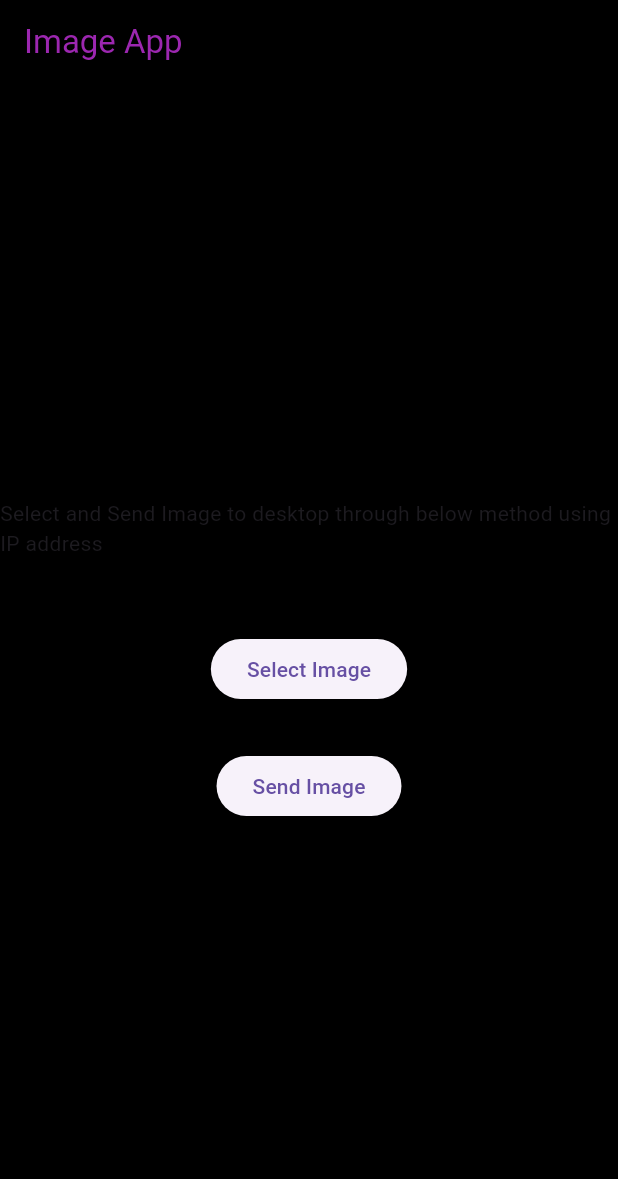
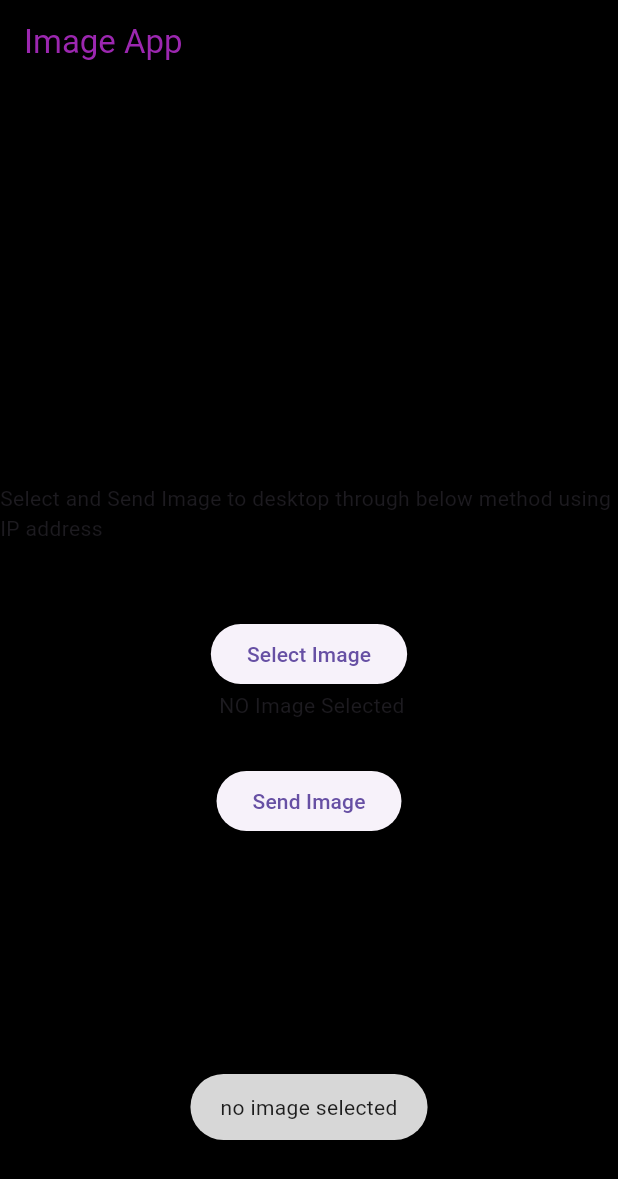
Before and after one commit to pratik07092002/Image-App, a Flutter app: the screen it shows after launch, after a tap on "Select Image", on a phone screen of 412 x 824 dp. Shown: the top 1179 px of the screen. Run offline on Flutter 3.47's test engine with Material 3 defaults, Android fonts, the phone set to English and light mode, and no system bars; our stand-ins replace fluttertoast, image_picker.

Commit message:
Created App

```diff
--- a/myimageapp/lib/homescreen.dart
+++ /dev/null
@@ -1,34 +0,0 @@
-import 'package:flutter/material.dart';
-
-class HomeScreen extends StatefulWidget {
-  const HomeScreen({super.key});
-
-  @override
-  State<HomeScreen> createState() => _HomeScreenState();
-}
-
-class _HomeScreenState extends State<HomeScreen> {
-  @override
-  Widget build(BuildContext context) {
-    return Scaffold(
-      appBar: AppBar(
-        title: Text("Image App" , style: TextStyle(color: Colors.purple),),
-        backgroundColor: Colors.black
-      ),
-      backgroundColor: Colors.black,
-
-      body:  SafeArea(child: Column(
-        mainAxisAlignment: MainAxisAlignment.center,
-        children: [
-          Text("Select and Send Image to desktop through below method using IP address"),
-          SizedBox(height: 50,),
-        ElevatedButton(onPressed: () {}, child: Text("Select Image")),
-          // selected image display
-        SizedBox(height: 30,),
-        ElevatedButton(onPressed: () {}, child: Text("Send Image")),
-
-
-      ],)),
-    );
-  }
-}
--- a/myimageapp/lib/main.dart
+++ b/myimageapp/lib/main.dart
@@ -1,5 +1,5 @@
 import 'package:flutter/material.dart';
-import 'package:myimageapp/homescreen.dart';
+import 'package:myimageapp/screens/homescreen.dart';
 
 void main() {
   runApp(const MyImageApp());
--- /dev/null
+++ b/myimageapp/lib/screens/homescreen.dart
@@ -0,0 +1,65 @@
+import 'dart:io';
+
+import 'package:flutter/material.dart';
+import 'package:fluttertoast/fluttertoast.dart';
+import 'package:image_picker/image_picker.dart';
+import 'package:myimageapp/server/function.dart';
+
+class HomeScreen extends StatefulWidget {
+  const HomeScreen({super.key});
+
+  @override
+  State<HomeScreen> createState() => _HomeScreenState();
+}
+
+class _HomeScreenState extends State<HomeScreen> {
+  File? ImageFile;
+  Future<void> SelectImage() async{
+var picker = ImagePicker();
+final pickedimg = await picker.pickImage(source: ImageSource.gallery);
+
+setState(() {
+  if (pickedimg != null) {
+  ImageFile = File(pickedimg.path);
+}
+else{
+  Fluttertoast.showToast(msg: "no image selected");
+}
+});
+  }
+
+  Future<void> _SendImage() async{
+if(ImageFile != null){
+try {
+  await sendImage(ImageFile!);
+} catch (e) {
+  Fluttertoast.showToast(msg: "Error in ui ${e}");
+}
+}
+
+  }
+  @override
+  Widget build(BuildContext context) {
+    return Scaffold(
+      appBar: AppBar(
+        title: Text("Image App" , style: TextStyle(color: Colors.purple),),
+        backgroundColor: Colors.black
+      ),
+      backgroundColor: Colors.black,
+
+      body:  SafeArea(child: Column(
+        mainAxisAlignment: MainAxisAlignment.center,
+        children:<Widget> [
+          Text("Select and Send Image to desktop through below method using IP address"),
+          SizedBox(height: 50,),
+        ElevatedButton(onPressed: SelectImage, child: Text("Select Image")),
+          // selected image display
+      ImageFile == null ? Text(" NO Image Selected") : Image.file(ImageFile!),
+        SizedBox(height: 30,),
+        ElevatedButton(onPressed: _SendImage, child: Text("Send Image")),
+
+
+      ],)),
+    );
+  }
+}
--- a/myimageapp/pubspec.yaml
+++ b/myimageapp/pubspec.yaml
@@ -35,6 +35,9 @@ dependencies:
   # The following adds the Cupertino Icons font to your application.
   # Use with the CupertinoIcons class for iOS style icons.
   cupertino_icons: ^1.0.2
+  http: ^1.2.0
+  image_picker: ^1.0.7
+  fluttertoast: ^8.2.4
 
 dev_dependencies:
   flutter_test:
```
Also changed, not shown: myimageapp/lib/server/function.dart (added, +21 -0 lines), myimageapp/pubspec.lock, 5 other files.
